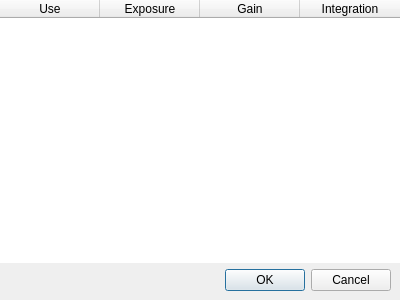
Above: qt5/targetfilters.ui from EthanChappel/Ecliptic before the change. Below: the same form after it.
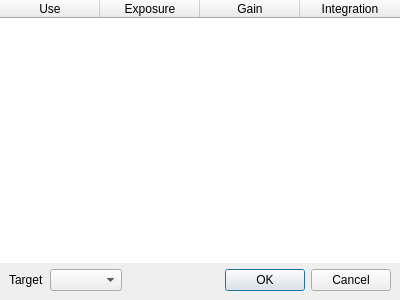
That is the form after the change.

Commit message: Implement Filter Presets dialog

The edit to the form file:
```diff
--- a/qt5/targetfilters.ui
+++ b/qt5/targetfilters.ui
@@ -13,7 +13,7 @@
   <property name="windowTitle">
    <string/>
   </property>
-  <layout class="QVBoxLayout" name="verticalLayout">
+  <layout class="QGridLayout" name="gridLayout">
    <property name="leftMargin">
     <number>0</number>
    </property>
@@ -56,7 +56,7 @@
      </column>
     </widget>
    </item>
-   <item>
+   <item row="1" column="0">
     <layout class="QHBoxLayout" name="buttonbox_layout">
      <property name="leftMargin">
       <number>9</number>
@@ -67,6 +67,16 @@
      <property name="bottomMargin">
       <number>9</number>
      </property>
+     <item>
+      <widget class="QLabel" name="targets_label">
+       <property name="text">
+        <string>Target</string>
+       </property>
+      </widget>
+     </item>
+     <item>
+      <widget class="QComboBox" name="targets_combobox"/>
+     </item>
      <item>
       <widget class="QDialogButtonBox" name="buttonbox">
        <property name="orientation">
```
Left out of the diff: 6 changed lines with no effect on the pictures. The commit also changes 4 other files.
